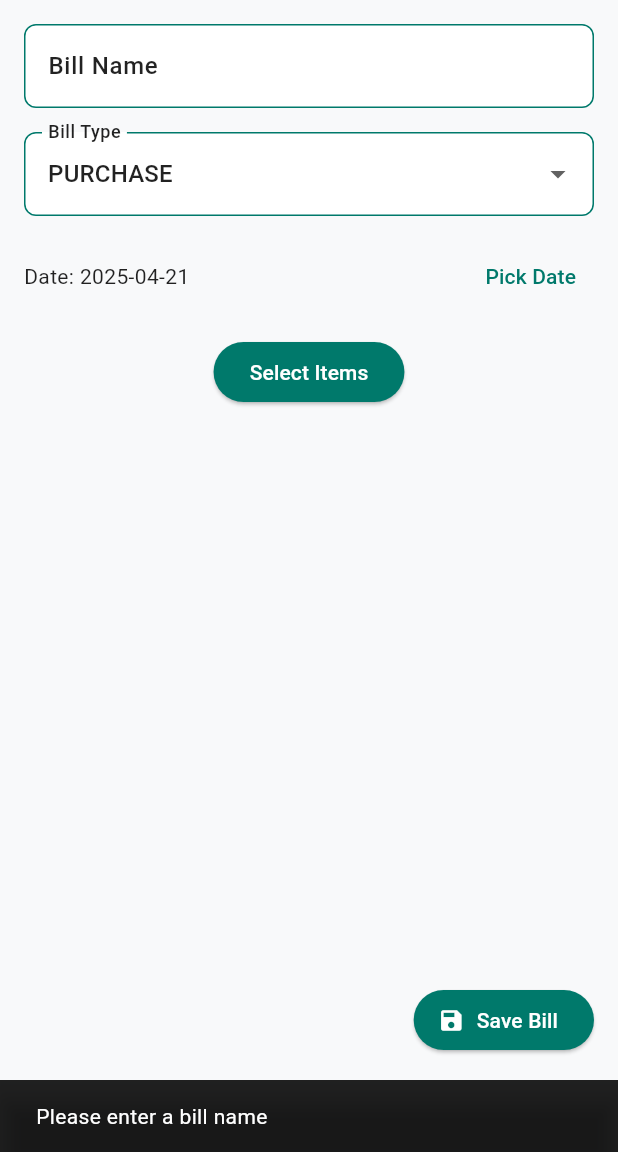
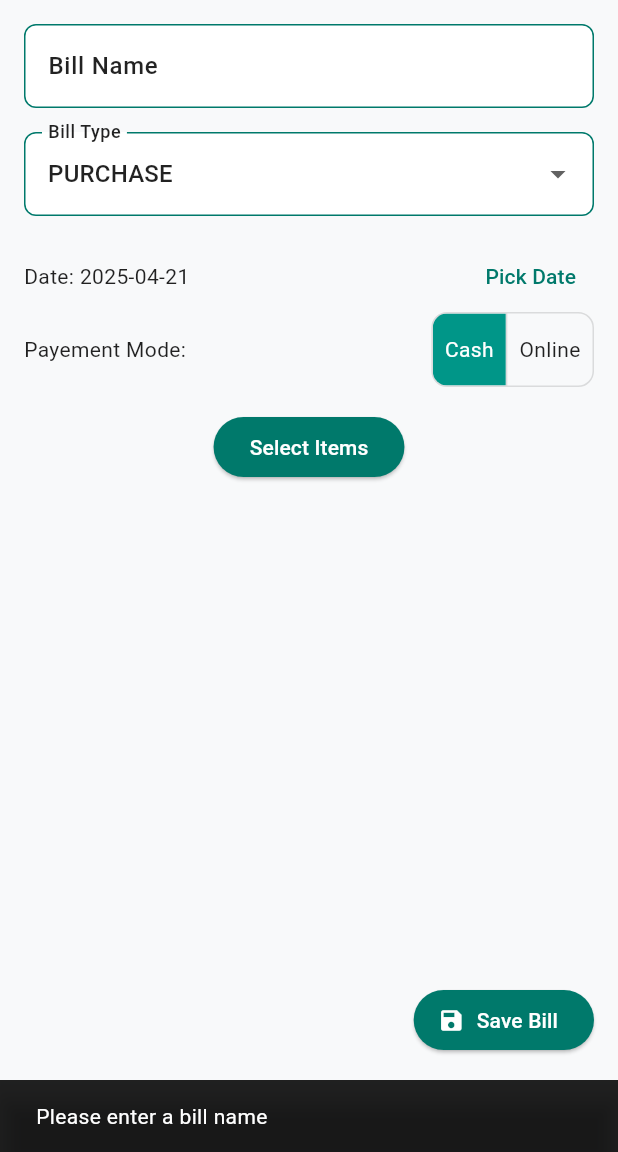
Before and after one commit to adityasingh1712/khata-flow-app, a Flutter app: the AddBillScreen screen opened directly, after a tap on "Save Bill", on a phone screen of 412 x 824 dp, the part 84-1236 px from its top. Run offline on Flutter 3.47's test engine with Material 3 defaults, Android fonts, the light colour scheme and no system bars; our stand-ins replace flutter_riverpod, pdf, sqflite; accounts and stored records are empty.

Commit message:
payement mode bug fix

```diff
--- a/lib/main.dart
+++ b/lib/main.dart
@@ -5,6 +5,7 @@ import 'package:khata_book_assignment/screens.dart/home_screen.dart';
 import 'utils/app_theme.dart';
 
 void main() {
+  WidgetsFlutterBinding.ensureInitialized();
   runApp(
     const ProviderScope(child: MyApp()), // Wrapping the app with ProviderScope
   );
--- a/lib/screens.dart/add_bill_screen.dart
+++ b/lib/screens.dart/add_bill_screen.dart
@@ -2,6 +2,7 @@ import 'package:flutter/material.dart';
 import 'package:flutter_riverpod/flutter_riverpod.dart';
 import 'package:khata_book_assignment/models/bills.dart';
 import 'package:khata_book_assignment/dialog_screens/item_selector_bottom_sheet.dart';
+import 'package:khata_book_assignment/models/transaction.dart';
 import 'package:khata_book_assignment/providers/bills_provider.dart';
 import 'package:khata_book_assignment/providers/transaction_provider.dart';
 import 'package:khata_book_assignment/utils/database_helper.dart';
@@ -21,6 +22,7 @@ class _AddBillScreenState extends ConsumerState<AddBillScreen> {
   final TextEditingController nameController = TextEditingController();
   BillType _billType = BillType.purchase;
   DateTime _selectedDate = DateTime.now();
+  TransactionMode mode = TransactionMode.cash;
   List<BillItem> selectedItems = [];
 
   double get totalAmount =>
@@ -30,7 +32,7 @@ class _AddBillScreenState extends ConsumerState<AddBillScreen> {
     final result = await showModalBottomSheet<List<BillItem>>(
       context: context,
       isScrollControlled: true,
-      builder: (_) => const ItemSelectorBottomSheet(),
+      builder: (_) => ItemSelectorBottomSheet(billType: _billType),
     );
 
     if (result != null) {
@@ -46,6 +48,12 @@ class _AddBillScreenState extends ConsumerState<AddBillScreen> {
     if (name.isEmpty) {
       ScaffoldMessenger.of(context).showSnackBar(
         const SnackBar(content: Text("Please enter a bill name")),
+      );
+      return;
+    }
+    if (selectedItems.isEmpty) {
+      ScaffoldMessenger.of(context).showSnackBar(
+        const SnackBar(content: Text("Please select atleast one item")),
       );
       return;
     }
@@ -78,7 +86,7 @@ class _AddBillScreenState extends ConsumerState<AddBillScreen> {
       }
     }
 
-    await db.insertBill(newBill);
+    await db.insertBill(newBill, mode);
     ref.invalidate(billProvider);
     ref.invalidate(transactionsProvider);
     ref.invalidate(todayTransactionsProvider);
@@ -141,6 +149,38 @@ class _AddBillScreenState extends ConsumerState<AddBillScreen> {
                     },
                     child: const Text('Pick Date'),
                   )
+                ],
+              ),
+              Row(
+                mainAxisAlignment: MainAxisAlignment.spaceBetween,
+                children: [
+                  const Text('Payement Mode:'),
+                  ToggleButtons(
+                    borderRadius: BorderRadius.circular(10),
+                    selectedColor: Colors.white,
+                    fillColor: Colors.teal,
+                    isSelected: [
+                      mode == TransactionMode.cash,
+                      mode == TransactionMode.online,
+                    ],
+                    onPressed: (index) {
+                      setState(() {
+                        mode = index == 1
+                            ? TransactionMode.online
+                            : TransactionMode.cash;
+                      });
+                    },
+                    children: const [
+                      Padding(
+                        padding: EdgeInsets.all(8.0),
+                        child: Text('Cash'),
+                      ),
+                      Padding(
+                        padding: EdgeInsets.all(8.0),
+                        child: Text('Online'),
+                      )
+                    ],
+                  ),
                 ],
               ),
               const SizedBox(height: 16),
--- a/lib/utils/database_helper.dart
+++ b/lib/utils/database_helper.dart
@@ -182,7 +182,7 @@ class DataBaseHelper {
   }
 
   //bill CRUD
-  Future<void> insertBill(Bill bill) async {
+  Future<void> insertBill(Bill bill, TransactionMode mode) async {
     final db = await instance.database;
 
     final billId = await db.insert(billsTable, bill.toMap());
@@ -195,7 +195,7 @@ class DataBaseHelper {
 
     final txn = TransactionModel(
       amount: bill.totalAmount,
-      mode: TransactionMode.cash,
+      mode: mode,
       description: '${bill.billType} FROM ${bill.name}',
       dateTime: bill.dateTime,
       type: bill.billType == BillType.sale ? 'credit' : 'debit',
--- a/pubspec.yaml
+++ b/pubspec.yaml
@@ -14,11 +14,13 @@ dependencies:
   sqflite: ^2.0.0
   intl: ^0.18.1
   flutter_native_splash: ^2.0.3
+  pdf: ^3.10.4
+  path_provider: ^2.1.1
 dev_dependencies:
   flutter_test:
     sdk: flutter
   flutter_lints: ^3.0.0
-  flutter_launcher_icons: ^0.9.2
+  flutter_launcher_icons: ^0.14.3
 flutter_icons:
   android: true
   ios: true
```
Also changed, not shown: lib/dialog_screens/item_selector_bottom_sheet.dart (+7 -3 lines), lib/screens.dart/bill_details_screen.dart (+18 -2 lines), lib/screens.dart/bill_pdf_preview_screen.dart (added, +128 -0 lines), lib/utils/pdf_generator.dart (added, +112 -0 lines), pubspec.lock, 2 other files.
